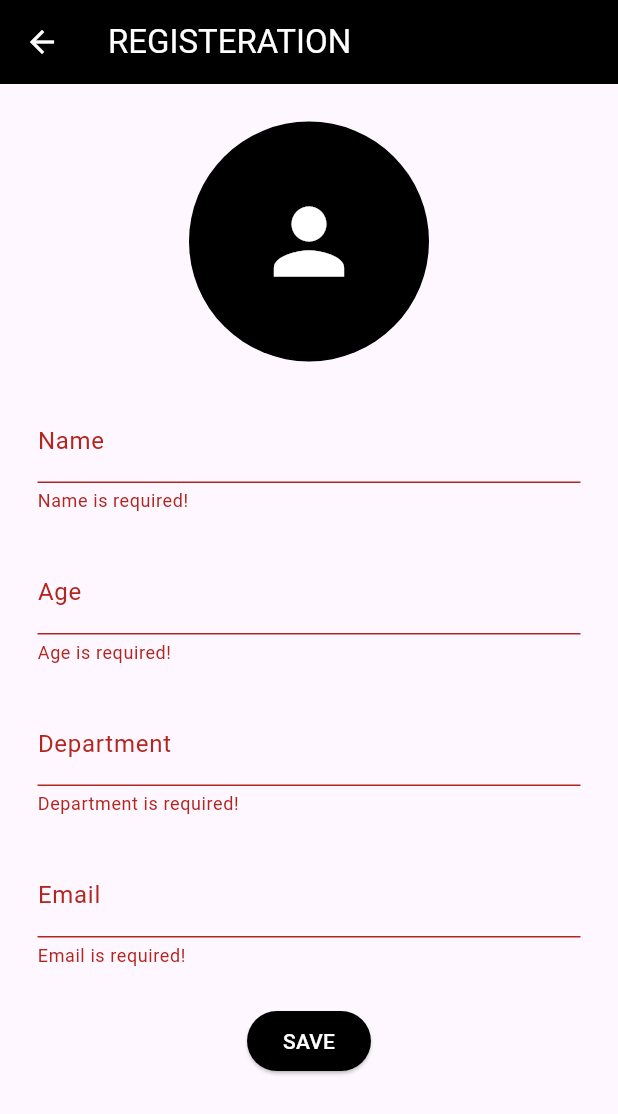
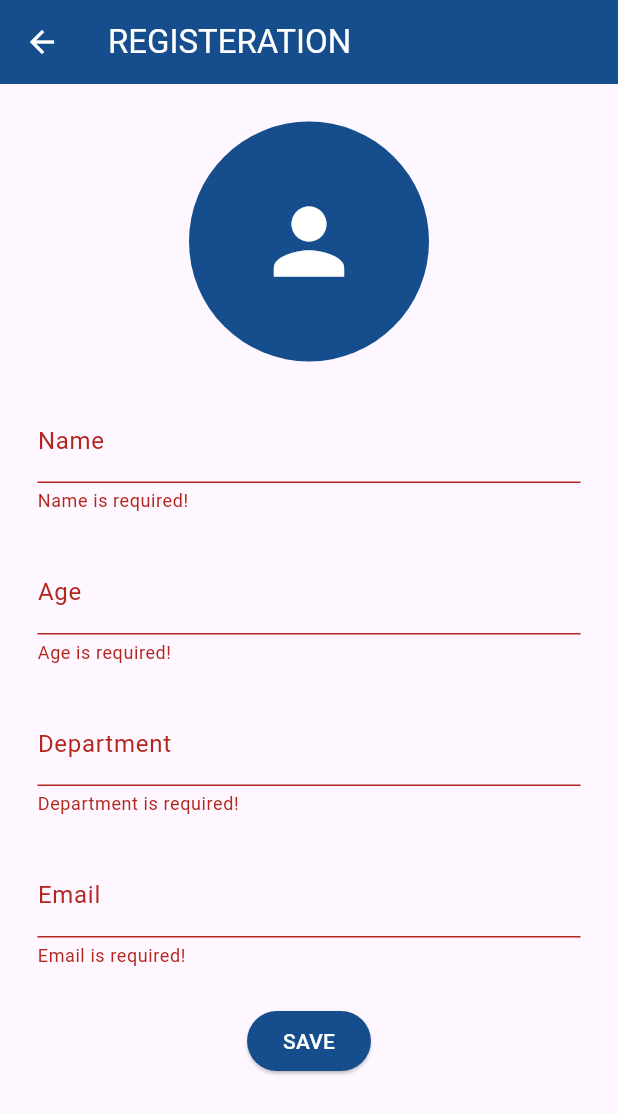
Before and after one commit to abiinavvv/student_management_getx_provider, a Flutter app: the Add screen opened directly, after a tap on "SAVE", on a phone screen of 412 x 824 dp. Shown: the top 1114 px of the screen. Run offline on Flutter 3.47's test engine with Material 3 defaults, Android fonts, the phone set to English and light mode, and no system bars; our stand-ins replace get, image_picker, sqflite; accounts and stored records are empty.

Commit message:
Final commit

```diff
--- a/lib/constants/color.dart
+++ b/lib/constants/color.dart
@@ -1,4 +1,4 @@
 import 'package:flutter/material.dart';
 
 const white = Colors.white;
-const black = Colors.black;
+const blue = Color.fromARGB(255, 21, 77, 141);
--- a/lib/view/screens/add_screen.dart
+++ b/lib/view/screens/add_screen.dart
@@ -27,7 +27,7 @@ class Add extends StatelessWidget {
         title: const Text(
           'REGISTERATION',
         ),
-        backgroundColor: black,
+        backgroundColor: blue,
       ),
       body: SingleChildScrollView(
         padding: const EdgeInsets.all(25),
@@ -52,9 +52,9 @@ class Add extends StatelessWidget {
                               FileImage(File(controller.imagePath.value)),
                           radius: 80,
                         )
-                      : const CircleAvatar(
+                      :  CircleAvatar(
                           radius: 80,
-                          backgroundColor: black,
+                          backgroundColor: blue,
                           foregroundColor: white,
                           child: Icon(
                             Icons.person,
@@ -91,13 +91,6 @@ class Add extends StatelessWidget {
               ElevatedButton(
                 onPressed: () async {
                   if (formKey.currentState!.validate()) {
-                    if (controller.imagePath.string == null) {
-                      ScaffoldMessenger.of(context).showSnackBar(const SnackBar(
-                        content: Text("Select an image"),
-                        backgroundColor: black,
-                      ));
-                      return;
-                    }
                     final student = Student(
                         name: nameController.text,
                         age: int.parse(ageController.text),
@@ -108,12 +101,12 @@ class Add extends StatelessWidget {
                     Get.back();
                     ScaffoldMessenger.of(context).showSnackBar(const SnackBar(
                       content: Text('Added successfully'),
-                      backgroundColor: black,
+                      backgroundColor: blue,
                     ));
                   }
                 },
                 style: ElevatedButton.styleFrom(
-                  backgroundColor: black,
+                  backgroundColor: blue,
                 ),
                 child: const Text(
                   'SAVE',
--- a/lib/view/screens/edit_screen.dart
+++ b/lib/view/screens/edit_screen.dart
@@ -32,7 +32,7 @@ class Edit extends StatelessWidget {
         title: const Text(
           'EDIT',
         ),
-        backgroundColor: black,
+        backgroundColor: blue,
       ),
       body: SingleChildScrollView(
         padding: const EdgeInsets.all(25),
@@ -103,12 +103,12 @@ class Edit extends StatelessWidget {
 
                     ScaffoldMessenger.of(context).showSnackBar(const SnackBar(
                       content: Text('Updated successfully'),
-                      backgroundColor: black,
+                      backgroundColor: blue,
                     ));
 
                 },
                 style: ElevatedButton.styleFrom(
-                  backgroundColor: black,
+                  backgroundColor: blue,
                 ),
                 child: const Text(
                   'SAVE',
--- a/lib/view/screens/profile_screen.dart
+++ b/lib/view/screens/profile_screen.dart
@@ -24,7 +24,7 @@ class Profile extends StatelessWidget {
         title: const Text(
           'PROFILE',
         ),
-        backgroundColor: black,
+        backgroundColor: blue,
       ),
       body: Center(
         child: Padding(
--- a/lib/view/screens/search_screen.dart
+++ b/lib/view/screens/search_screen.dart
@@ -20,7 +20,7 @@ class Search extends StatelessWidget {
           title: const Text(
             'SEARCH',
           ),
-          backgroundColor: black,
+          backgroundColor: blue,
         ),
         body: Column(
           children: [
@@ -29,13 +29,13 @@ class Search extends StatelessWidget {
               child: Theme(
                 data: ThemeData(
                     cupertinoOverrideTheme:
-                        const CupertinoThemeData(primaryColor: black)),
+                        const CupertinoThemeData(primaryColor: blue)),
                 child: CupertinoSearchTextField(
                   onChanged: (value) => controller.search(value),
                   padding: const EdgeInsets.all(10),
                   prefixIcon: const Icon(
                     Icons.search,
-                    color: black,
+                    color: blue,
                   ),
                 ),
               ),
--- a/lib/view/widget/text_field.dart
+++ b/lib/view/widget/text_field.dart
@@ -21,7 +21,7 @@ class CustomTextField extends StatelessWidget {
       decoration: InputDecoration(
         labelText: label,
         enabledBorder:
-            const OutlineInputBorder(borderSide: BorderSide(color: black)),
+            const OutlineInputBorder(borderSide: BorderSide(color: blue)),
       ),
       validator: (value) {
         if (value!.isEmpty) {
```
Also changed, not shown: lib/view/screens/home_screen.dart (+4 -4 lines).
